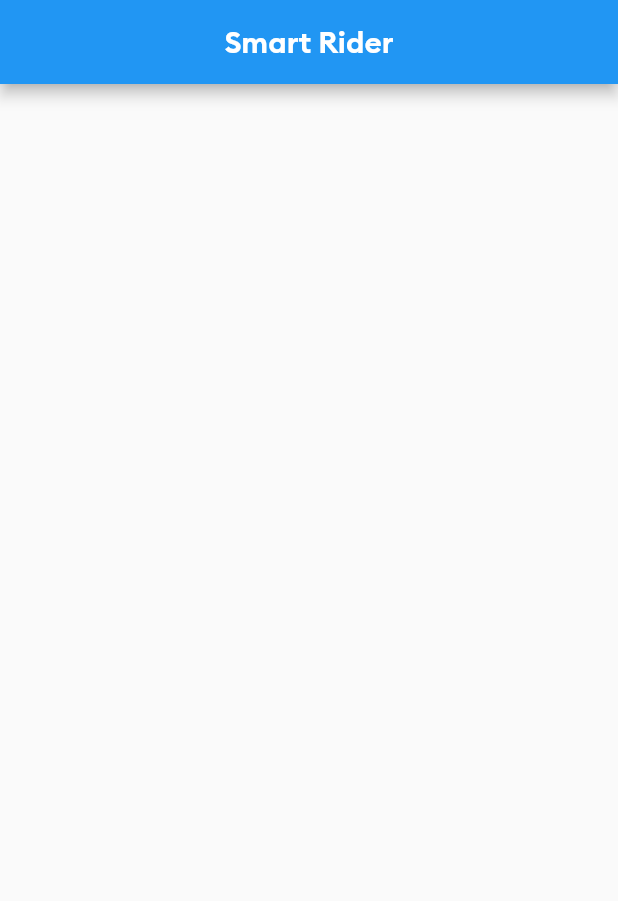
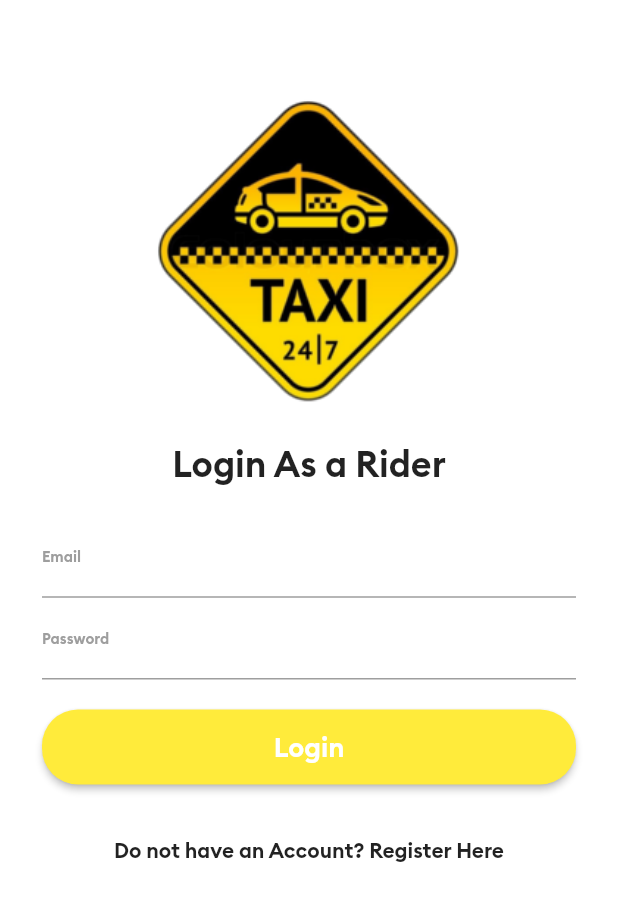
Before and after one commit to raymondDangdat/smart_rider, a Flutter app: the screen it shows after launch, on a phone screen of 412 x 824 dp. Shown: the top 901 px of the screen. Run offline on Flutter 3.47's test engine with Material 2 defaults, Android fonts, the phone set to English and light mode, and no system bars.

Commit message:
Implemented Login UI

```diff
--- /dev/null
+++ b/lib/allScreens/login_screen.dart
@@ -0,0 +1,76 @@
+import 'package:flutter/material.dart';
+
+class LoginScreen extends StatelessWidget {
+  @override
+  Widget build(BuildContext context) {
+    return Scaffold(
+      backgroundColor: Colors.white,
+      body: SingleChildScrollView(
+        child: Padding(
+          padding: const EdgeInsets.all(8.0),
+          child: new Column(
+            children: [
+              SizedBox(
+                height: 35.0,
+              ),
+              Image(image: AssetImage("images/logo.png"), width: 390.0, height: 250.0 ,),
+
+              SizedBox(height: 1.0,),
+
+              Text("Login As a Rider", textAlign: TextAlign.center, style: TextStyle(fontSize: 24.0, fontFamily: "Brand Bold"),),
+              Padding(padding: EdgeInsets.all(20.0),
+              child: Column(
+                children: [
+                  SizedBox(height: 1.0,),
+                  TextField(
+                    keyboardType: TextInputType.emailAddress,
+                    decoration: InputDecoration(
+                      labelText: "Email",
+                      labelStyle: TextStyle(color: Colors.grey, fontSize: 10.0),
+                    ),
+                    style: TextStyle(
+                        fontSize: 14.0
+                    ),
+                  ),
+
+                  SizedBox(height: 1.0,),
+                  TextField(
+                    obscureText: true,
+                    decoration: InputDecoration(
+                      labelText: "Password",
+                      labelStyle: TextStyle(color: Colors.grey, fontSize: 10.0),
+                    ),
+                    style: TextStyle(
+                        fontSize: 14.0
+                    ),
+                  ),
+
+                  SizedBox(height: 20.0,),
+
+                  RaisedButton(
+                    color: Colors.yellow,
+                    textColor: Colors.white,
+                    child: Container(
+                      height: 50.0,
+                      child: Text("Login", style: TextStyle(fontSize: 18.0, fontFamily: "Brand Bold"),),
+                      alignment: Alignment.center,
+                    ),
+                    shape: RoundedRectangleBorder(borderRadius: BorderRadius.circular(24.0)),
+                    onPressed: (){
+
+                    },
+                  ),
+
+                ],
+              ),
+              ),
+
+              FlatButton(onPressed: (){}, child: Text('Do not have an Account? Register Here'))
+
+            ],
+          ),
+        ),
+      ),
+    );
+  }
+}
--- a/lib/main.dart
+++ b/lib/main.dart
@@ -1,4 +1,5 @@
 import 'package:flutter/material.dart';
+import 'package:smart_rider/allScreens/login_screen.dart';
 import 'package:smart_rider/allScreens/main_screen.dart';
 
 void main() {
@@ -17,7 +18,7 @@
         primarySwatch: Colors.blue,
         visualDensity: VisualDensity.adaptivePlatformDensity,
       ),
-      home: MainScreen(),
+      home: LoginScreen(),
     );
   }
 }
```
